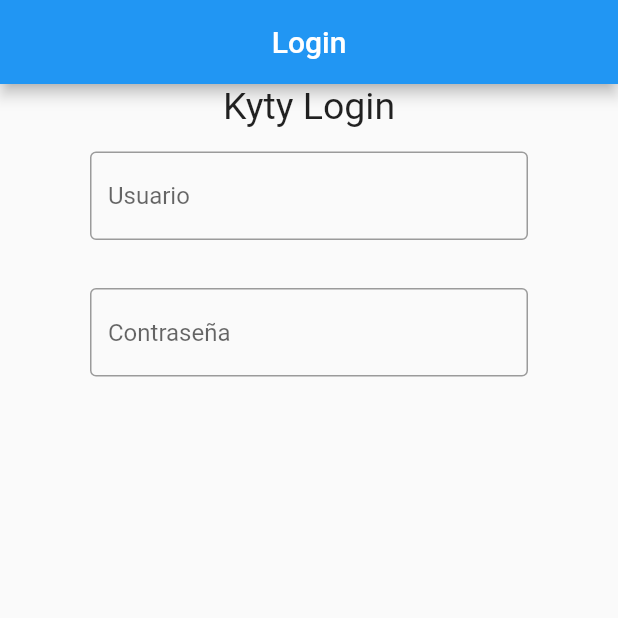
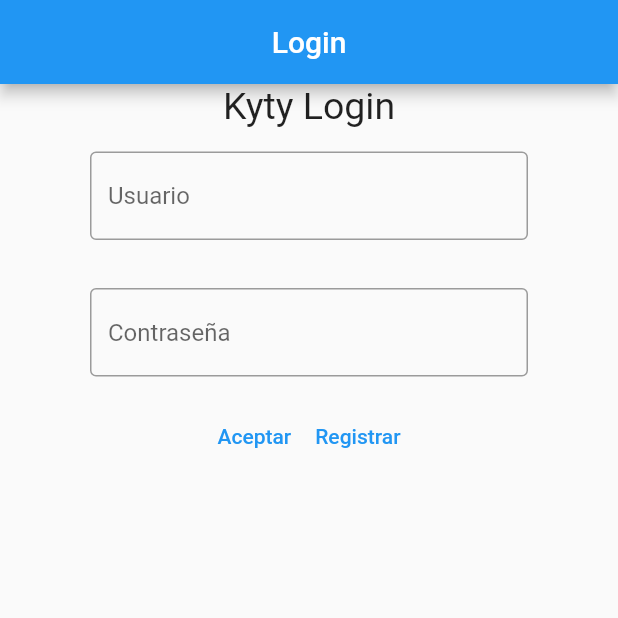
Before and after one commit to Pablobel/PablobelRepositoryKyty, a Flutter app: the screen it shows after launch, on a phone screen of 412 x 824 dp, the top half of it. Run offline on Flutter 3.47's test engine with Material 2 defaults, Android fonts, the phone set to English and light mode, and no system bars; our stand-ins replace firebase_core; accounts and stored records are empty; generated files the repository leaves out were written again.

Commit message:
Botones aceptar y registrar

```diff
--- a/lib/OnBoarding/LoginView.dart
+++ b/lib/OnBoarding/LoginView.dart
@@ -24,6 +24,11 @@ class LoginView extends StatelessWidget{
           obscureText: true,
         ),
       ),
+      Row(mainAxisAlignment: MainAxisAlignment.center,
+        children: [
+          TextButton(onPressed: () {}, child: Text("Aceptar"),),
+          TextButton(onPressed: (){}, child: Text("Registrar"),)
+        ],)
     ],);
     AppBar appBar = AppBar(
       title: const Text('Login'),
```
